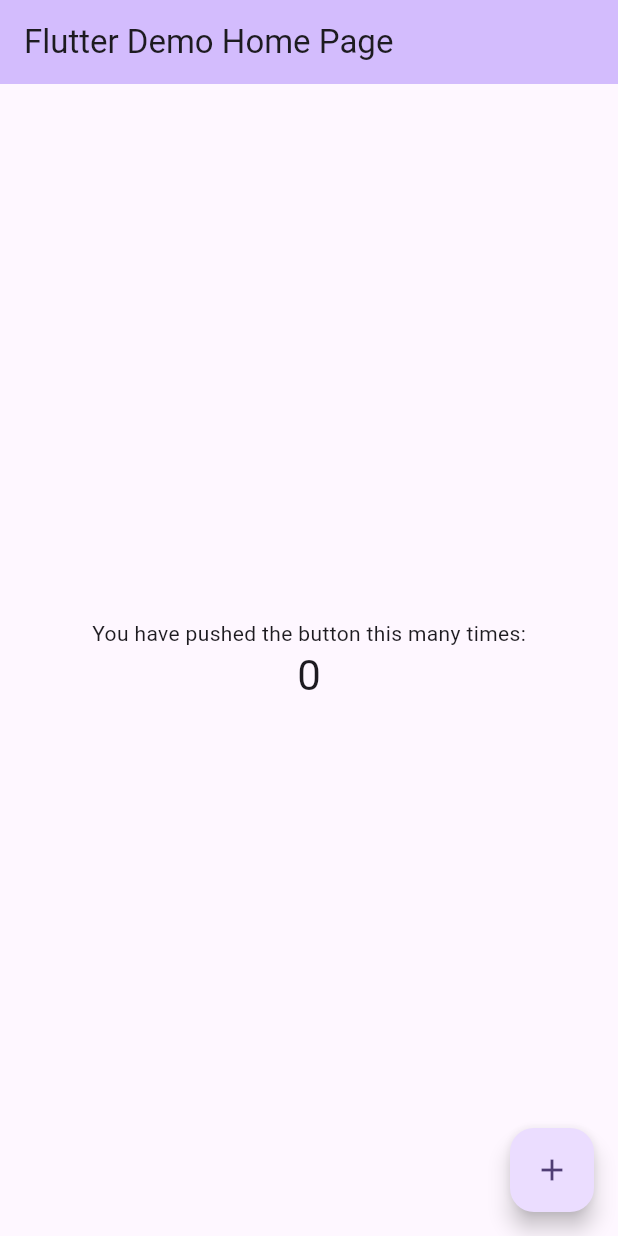
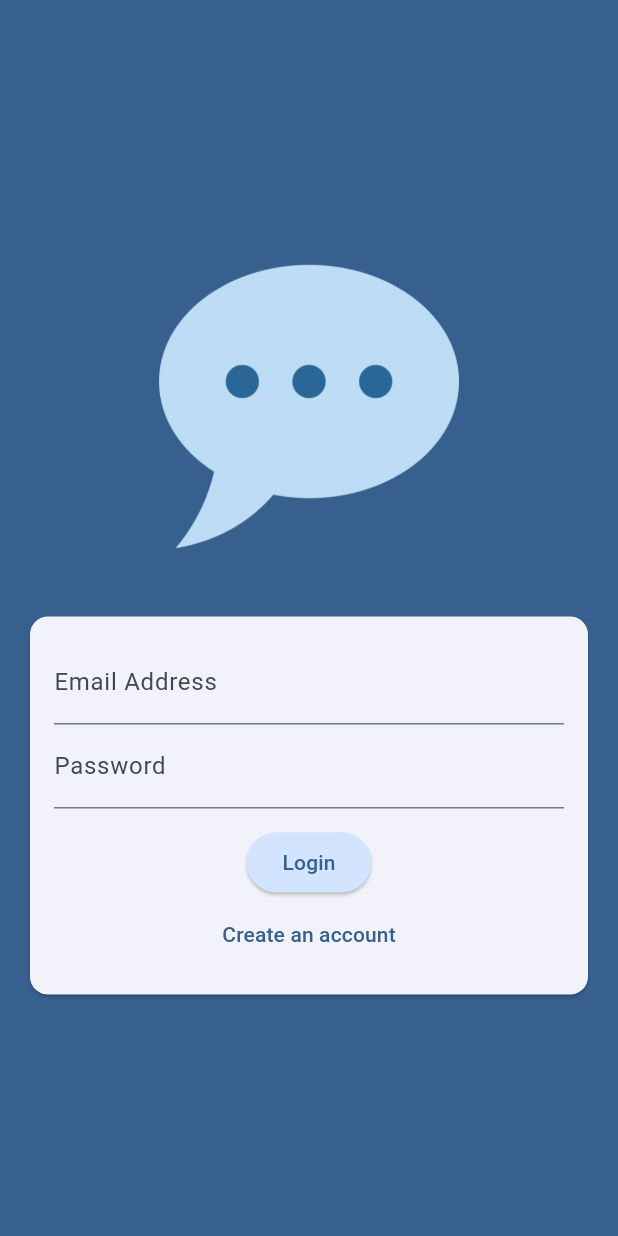
Before and after one commit to Rameen-B/chat_app, a Flutter app: the screen it shows after launch, on a phone screen of 412 x 824 dp. Run offline on Flutter 3.47's test engine with Material 3 defaults, Android fonts, the phone set to English and light mode, and no system bars; our stand-ins replace cloud_firestore, firebase_auth, firebase_core, firebase_storage, image_picker; accounts and stored records are empty; generated files the repository leaves out were written again.

Commit message:
feat: Integrate Firebase authentication and Firestore for user management
- Added firebase.json for Firebase configuration.
- Generated firebase_options.dart for platform-specific Firebase options.
- Implemented authentication screen (AuthScreen) with email/password login and signup functionality.
- Created chat screen (ChatScreen) for logged-in users with logout option.
- Developed splash screen (SplashScreen) for initial loading state.
- Added user image picker widget (UserImagePicker) for profile image uploads.
- Integrated Firebase Storage and Firestore for user data storage and retrieval.

```diff
--- a/lib/main.dart
+++ b/lib/main.dart
@@ -1,122 +1,44 @@
 import 'package:flutter/material.dart';
 
-void main() {
-  runApp(const MyApp());
+import 'package:firebase_auth/firebase_auth.dart';
+import 'package:firebase_core/firebase_core.dart';
+import 'firebase_options.dart';
+
+import 'package:chat_app/screens/chat.dart';
+import 'package:chat_app/screens/auth.dart';
+import 'package:chat_app/screens/splash.dart';
+
+void main() async {
+  WidgetsFlutterBinding.ensureInitialized();
+  await Firebase.initializeApp(options: DefaultFirebaseOptions.currentPlatform);
+
+  runApp(const App());
 }
 
-class MyApp extends StatelessWidget {
-  const MyApp({super.key});
+class App extends StatelessWidget {
+  const App({super.key});
 
-  // This widget is the root of your application.
   @override
   Widget build(BuildContext context) {
     return MaterialApp(
-      title: 'Flutter Demo',
-      theme: ThemeData(
-        // This is the theme of your application.
-        //
-        // TRY THIS: Try running your application with "flutter run". You'll see
-        // the application has a purple toolbar. Then, without quitting the app,
-        // try changing the seedColor in the colorScheme below to Colors.green
-        // and then invoke "hot reload" (save your changes or press the "hot
-        // reload" button in a Flutter-supported IDE, or press "r" if you used
-        // the command line to start the app).
-        //
-        // Notice that the counter didn't reset back to zero; the application
-        // state is not lost during the reload. To reset the state, use hot
-        // restart instead.
-        //
-        // This works for code too, not just values: Most code changes can be
-        // tested with just a hot reload.
-        colorScheme: ColorScheme.fromSeed(seedColor: Colors.deepPurple),
+      title: 'FlutterChat',
+      theme: ThemeData().copyWith(
+        colorScheme: ColorScheme.fromSeed(
+          seedColor: const Color.fromARGB(255, 13, 81, 138),
+        ),
       ),
-      home: const MyHomePage(title: 'Flutter Demo Home Page'),
+      home: StreamBuilder(
+        stream: FirebaseAuth.instance.authStateChanges(),
+        builder: (ctx, snapshot) {
+          if (snapshot.connectionState == ConnectionState.waiting) {
+            return const SplashScreen();
+          }
+          if (snapshot.hasData) {
+            return const ChatScreen();
+          }
+          return const AuthScreen();
+        },
+      ),
     );
   }
 }
-
-class MyHomePage extends StatefulWidget {
-  const MyHomePage({super.key, required this.title});
-
-  // This widget is the home page of your application. It is stateful, meaning
-  // that it has a State object (defined below) that contains fields that affect
-  // how it looks.
-
-  // This class is the configuration for the state. It holds the values (in this
-  // case the title) provided by the parent (in this case the App widget) and
-  // used by the build method of the State. Fields in a Widget subclass are
-  // always marked "final".
-
-  final String title;
-
-  @override
-  State<MyHomePage> createState() => _MyHomePageState();
-}
-
-class _MyHomePageState extends State<MyHomePage> {
-  int _counter = 0;
-
-  void _incrementCounter() {
-    setState(() {
-      // This call to setState tells the Flutter framework that something has
-      // changed in this State, which causes it to rerun the build method below
-      // so that the display can reflect the updated values. If we changed
-      // _counter without calling setState(), then the build method would not be
-      // called again, and so nothing would appear to happen.
-      _counter++;
-    });
-  }
-
-  @override
-  Widget build(BuildContext context) {
-    // This method is rerun every time setState is called, for instance as done
-    // by the _incrementCounter method above.
-    //
-    // The Flutter framework has been optimized to make rerunning build methods
-    // fast, so that you can just rebuild anything that needs updating rather
-    // than having to individually change instances of widgets.
-    return Scaffold(
-      appBar: AppBar(
-        // TRY THIS: Try changing the color here to a specific color (to
-        // Colors.amber, perhaps?) and trigger a hot reload to see the AppBar
-        // change color while the other colors stay the same.
-        backgroundColor: Theme.of(context).colorScheme.inversePrimary,
-        // Here we take the value from the MyHomePage object that was created by
-        // the App.build method, and use it to set our appbar title.
-        title: Text(widget.title),
-      ),
-      body: Center(
-        // Center is a layout widget. It takes a single child and positions it
-        // in the middle of the parent.
-        child: Column(
-          // Column is also a layout widget. It takes a list of children and
-          // arranges them vertically. By default, it sizes itself to fit its
-          // children horizontally, and tries to be as tall as its parent.
-          //
-          // Column has various properties to control how it sizes itself and
-          // how it positions its children. Here we use mainAxisAlignment to
-          // center the children vertically; the main axis here is the vertical
-          // axis because Columns are vertical (the cross axis would be
-          // horizontal).
-          //
-          // TRY THIS: Invoke "debug painting" (choose the "Toggle Debug Paint"
-          // action in the IDE, or press "p" in the console), to see the
-          // wireframe for each widget.
-          mainAxisAlignment: MainAxisAlignment.center,
-          children: <Widget>[
-            const Text('You have pushed the button this many times:'),
-            Text(
-              '$_counter',
-              style: Theme.of(context).textTheme.headlineMedium,
-            ),
-          ],
-        ),
-      ),
-      floatingActionButton: FloatingActionButton(
-        onPressed: _incrementCounter,
-        tooltip: 'Increment',
-        child: const Icon(Icons.add),
-      ), // This trailing comma makes auto-formatting nicer for build methods.
-    );
-  }
-}
--- /dev/null
+++ b/lib/screens/auth.dart
@@ -0,0 +1,220 @@
+import 'dart:io';
+import 'package:flutter/material.dart';
+
+import 'package:firebase_auth/firebase_auth.dart';
+import 'package:firebase_storage/firebase_storage.dart';
+import 'package:cloud_firestore/cloud_firestore.dart';
+
+import 'package:chat_app/widgets/user_image_picker.dart';
+
+final _firebase = FirebaseAuth.instance;
+
+class AuthScreen extends StatefulWidget {
+  const AuthScreen({super.key});
+
+  @override
+  State<AuthScreen> createState() => _AuthScreenState();
+}
+
+class _AuthScreenState extends State<AuthScreen> {
+  final _form = GlobalKey<FormState>();
+  var _isLogin = true;
+  var _enteredEmail = '';
+  var _enteredUsername = '';
+  var _enteredPassword = '';
+  File? _selectedIamge;
+
+  var _isAuthenticating = false;
+  void _submit() async {
+    final isValid = _form.currentState!.validate();
+
+    if (!isValid) {
+      return;
+    }
+    if (_selectedIamge == null && !_isLogin) {
+      ScaffoldMessenger.of(context).clearSnackBars();
+      ScaffoldMessenger.of(
+        context,
+      ).showSnackBar(const SnackBar(content: Text('Please upload an image.')));
+      return;
+    }
+    _form.currentState!.save();
+
+    try {
+      _enteredEmail = _enteredEmail.trim();
+      setState(() {
+        _isAuthenticating = true;
+      });
+      if (_isLogin) {
+        // Log user in
+        final userCredentials = await _firebase.signInWithEmailAndPassword(
+          email: _enteredEmail,
+          password: _enteredPassword,
+        );
+      } else {
+        _enteredUsername = _enteredUsername.trim();
+        _enteredUsername = _enteredUsername.toLowerCase();
+        // Sign user up
+        final userCredentials = await _firebase.createUserWithEmailAndPassword(
+          email: _enteredEmail,
+          password: _enteredPassword,
+        );
+        final storageRef = FirebaseStorage.instance
+            .ref()
+            .child('user_images-new')
+            .child('${userCredentials.user!.uid}.jpg');
+        await storageRef.putFile(_selectedIamge!);
+        final imageUrl = await storageRef.getDownloadURL();
+        await FirebaseFirestore.instance
+            .collection('users')
+            .doc(userCredentials.user!.uid)
+            .set({
+              'username': _enteredUsername,
+              'email': _enteredEmail,
+              'image_url': imageUrl,
+            });
+      }
+    } on FirebaseAuthException catch (error) {
+      if (error.code == 'email-already-in-use') {}
+      await Future.delayed(const Duration(seconds: 1));
+      if (context.mounted) {
+        ScaffoldMessenger.of(context).clearSnackBars();
+        ScaffoldMessenger.of(context).showSnackBar(
+          SnackBar(content: Text(error.message ?? 'Authentication Failed.')),
+        );
+      }
+      setState(() {
+        _isAuthenticating = false;
+      });
+    }
+  }
+
+  @override
+  Widget build(BuildContext context) {
+    return Scaffold(
+      backgroundColor: Theme.of(context).colorScheme.primary,
+      body: Center(
+        child: SingleChildScrollView(
+          child: Column(
+            mainAxisAlignment: MainAxisAlignment.center,
+            children: [
+              Container(
+                margin: const EdgeInsets.only(
+                  top: 30,
+                  bottom: 20,
+                  right: 20,
+                  left: 20,
+                ),
+                width: 200,
+                child: Image.asset('assets/images/chat.png', fit: BoxFit.cover),
+              ),
+              Card(
+                margin: const EdgeInsets.all(20),
+                child: SingleChildScrollView(
+                  child: Padding(
+                    padding: const EdgeInsets.all(16),
+                    child: Form(
+                      key: _form,
+                      child: Column(
+                        mainAxisSize: MainAxisSize.min,
+                        children: [
+                          if (!_isLogin)
+                            UserImagePicker(
+                              onPickImage: (pickedImage) {
+                                _selectedIamge = pickedImage;
+                              },
+                            ),
+                          TextFormField(
+                            decoration: const InputDecoration(
+                              labelText: 'Email Address',
+                            ),
+                            keyboardType: TextInputType.emailAddress,
+                            autocorrect: false,
+                            textInputAction: TextInputAction.next,
+                            textCapitalization: TextCapitalization.none,
+                            validator: (value) {
+                              if (value == null ||
+                                  value.trim().isEmpty ||
+                                  !value.contains('@')) {
+                                return 'Please enter a valid email address.';
+                              }
+                              return null;
+                            },
+                            onSaved: (newValue) => _enteredEmail = newValue!,
+                          ),
+                          if (!_isLogin)
+                            TextFormField(
+                              decoration: const InputDecoration(
+                                labelText: 'Username',
+                              ),
+                              autocorrect: false,
+                              enableSuggestions: false,
+                              textInputAction: TextInputAction.next,
+                              validator: (value) {
+                                if (value == null ||
+                                    value.isEmpty ||
+                                    value.trim().length < 4) {
+                                  return 'Please enter at least 4 characters..';
+                                }
+                                return null;
+                              },
+                              onSaved:
+                                  (newValue) => _enteredUsername = newValue!,
+                            ),
+                          TextFormField(
+                            decoration: const InputDecoration(
+                              labelText: 'Password',
+                            ),
+                            obscureText: true,
+                            textInputAction: TextInputAction.done,
+                            validator: (value) {
+                              if (value == null || value.trim().length < 6) {
+                                return 'Password must be at least 6 characters long.';
+                              }
+                              return null;
+                            },
+                            onSaved: (newValue) => _enteredPassword = newValue!,
+                            onFieldSubmitted: (value) {
+                              if (!_isAuthenticating) return _submit();
+                            },
+                          ),
+                          const SizedBox(height: 12),
+                          if (_isAuthenticating)
+                            const CircularProgressIndicator(),
+                          if (!_isAuthenticating)
+                            ElevatedButton(
+                              onPressed: _submit,
+                              style: ElevatedButton.styleFrom(
+                                backgroundColor:
+                                    Theme.of(
+                                      context,
+                                    ).colorScheme.primaryContainer,
+                              ),
+                              child: Text(_isLogin ? 'Login' : 'Signup'),
+                            ),
+                          if (!_isAuthenticating)
+                            TextButton(
+                              onPressed: () {
+                                setState(() {
+                                  _isLogin = !_isLogin;
+                                });
+                              },
+                              child: Text(
+                                _isLogin
+                                    ? "Create an account"
+                                    : "I already have an account",
+                              ),
+                            ),
+                        ],
+                      ),
+                    ),
+                  ),
+                ),
+              ),
+            ],
+          ),
+        ),
+      ),
+    );
+  }
+}
```
Also changed, not shown: lib/main_old.dart (added, +122 -0 lines), lib/screens/chat.dart (added, +30 -0 lines), lib/screens/splash.dart (added, +20 -0 lines), lib/widgets/user_image_picker.dart (added, +65 -0 lines), pubspec.yaml (+7 -2 lines), assets/images/chat.png (added), firebase.json (added), pubspec.lock, 8 other files.
